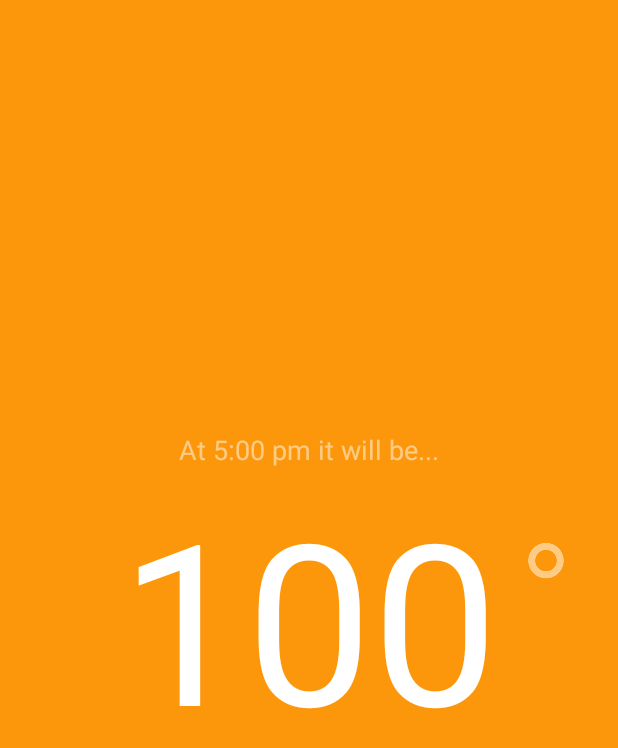
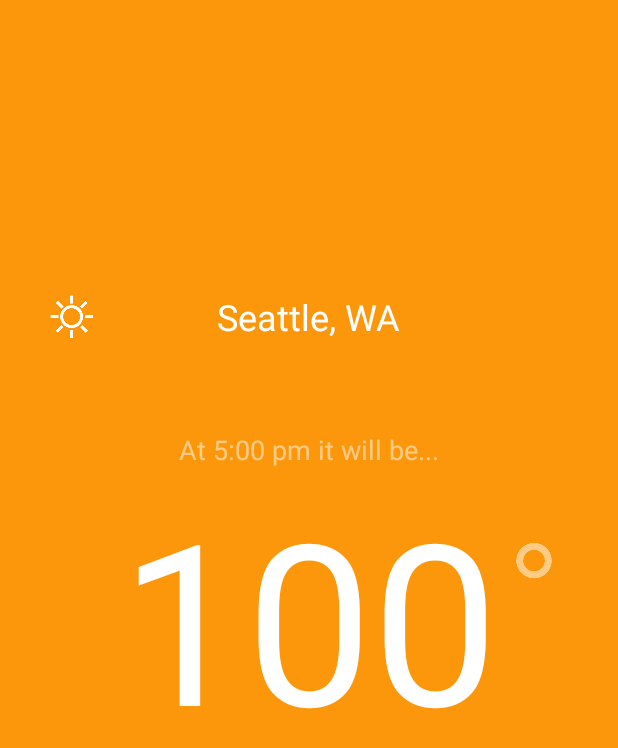
Before and after one commit to dcorns/Stormy, an Android app: the screen it shows after launch (MainActivity), on a phone screen of 412 x 824 dp. Shown: the top 748 px of the screen. Run offline under Robolectric (Android 15) with nearby library versions, the phone set to English and light mode, and no system bars.

Commit message:
add location label and weather icon placement, adjust parent layout properties

```diff
--- a/app/src/main/res/layout/content_main.xml
+++ b/app/src/main/res/layout/content_main.xml
@@ -45,4 +45,24 @@
         android:layout_centerHorizontal="true"
         android:textColor="#80ffffff"
         android:textSize="18sp"/>
+
+    <TextView
+        android:layout_width="wrap_content"
+        android:layout_height="wrap_content"
+        android:text="Seattle, WA"
+        android:id="@+id/locationLabel"
+        android:layout_above="@+id/timeLabel"
+        android:layout_centerHorizontal="true"
+        android:layout_marginBottom="60dp"
+        android:textColor="@android:color/white"
+        android:textSize="24sp"/>
+
+    <ImageView
+        android:layout_width="wrap_content"
+        android:layout_height="wrap_content"
+        android:id="@+id/iconImageView"
+        android:layout_alignBottom="@+id/locationLabel"
+        android:layout_alignParentLeft="true"
+        android:layout_alignParentStart="true"
+        android:src="@drawable/sunny"/>
 </RelativeLayout>
--- a/app/src/main/res/values/dimens.xml
+++ b/app/src/main/res/values/dimens.xml
@@ -1,6 +1,6 @@
 <resources>
     <!-- Default screen margins, per the Android Design guidelines. -->
-    <dimen name="activity_horizontal_margin">16dp</dimen>
+    <dimen name="activity_horizontal_margin">32dp</dimen>
     <dimen name="activity_vertical_margin">16dp</dimen>
     <dimen name="fab_margin">16dp</dimen>
 </resources>
```
